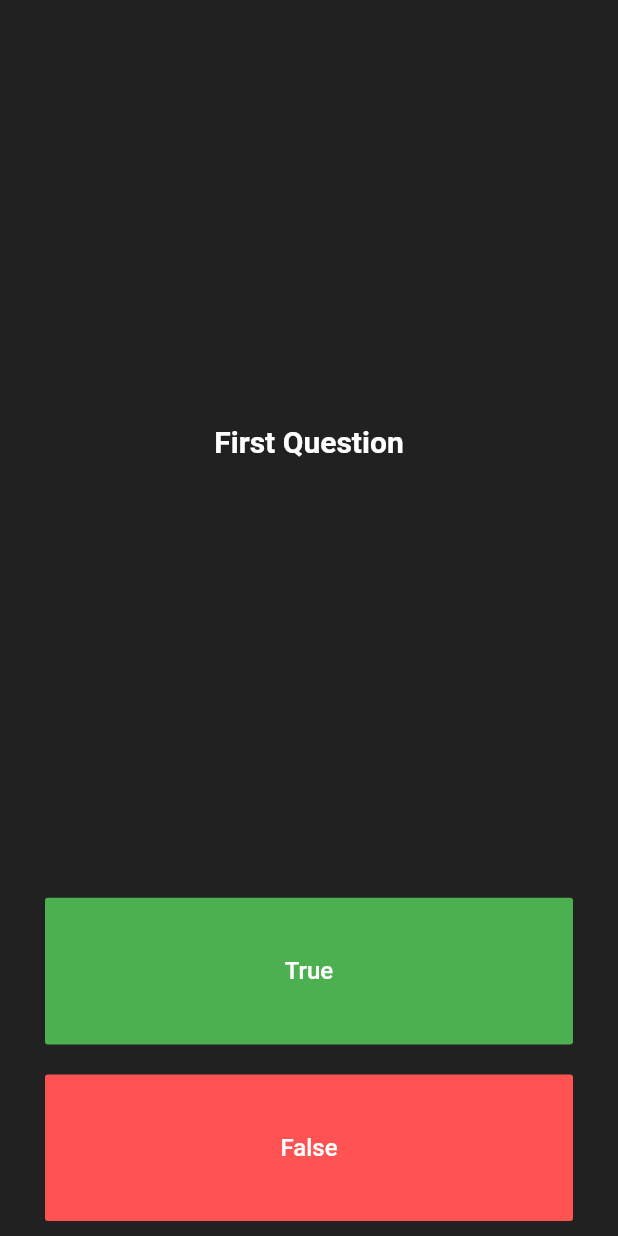
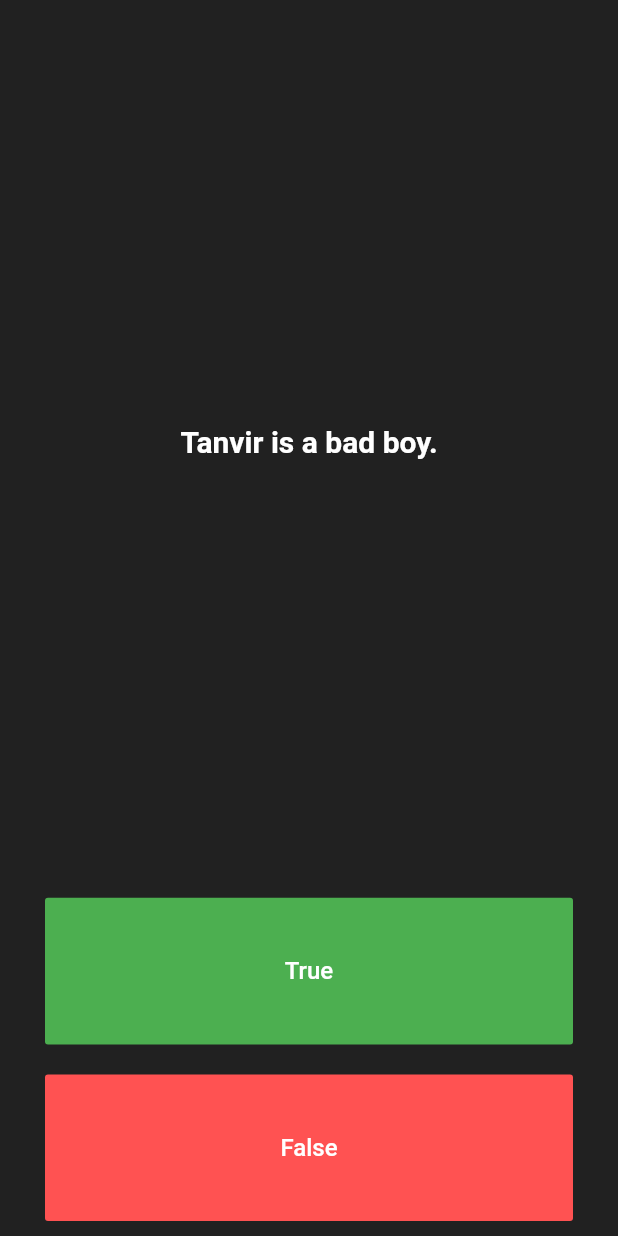
Before and after one commit to 7ANV1R/TypicalQuizApp, a Flutter app: the screen it shows after launch, on a phone screen of 412 x 824 dp. Run offline on Flutter 3.47's test engine with Material 2 defaults, Android fonts, the phone set to English and light mode, and no system bars.

Commit message:
Changing Qu

```diff
--- a/lib/quizbrain.dart
+++ b/lib/quizbrain.dart
@@ -3,9 +3,9 @@ import 'question.dart';
 class QuizBrain {
   int _qutrack = 0;
   List<Question> _questionbank = [
-    Question('First Question', true),
-    Question('Second Question', false),
-    Question('Third Question', true),
+    Question('Tanvir is a bad boy.', true),
+    Question('Tanvir is a goood boy.', false),
+    Question('Tanvir is very bad boy.', true),
   ];
 
   void goNextQu() {
```
